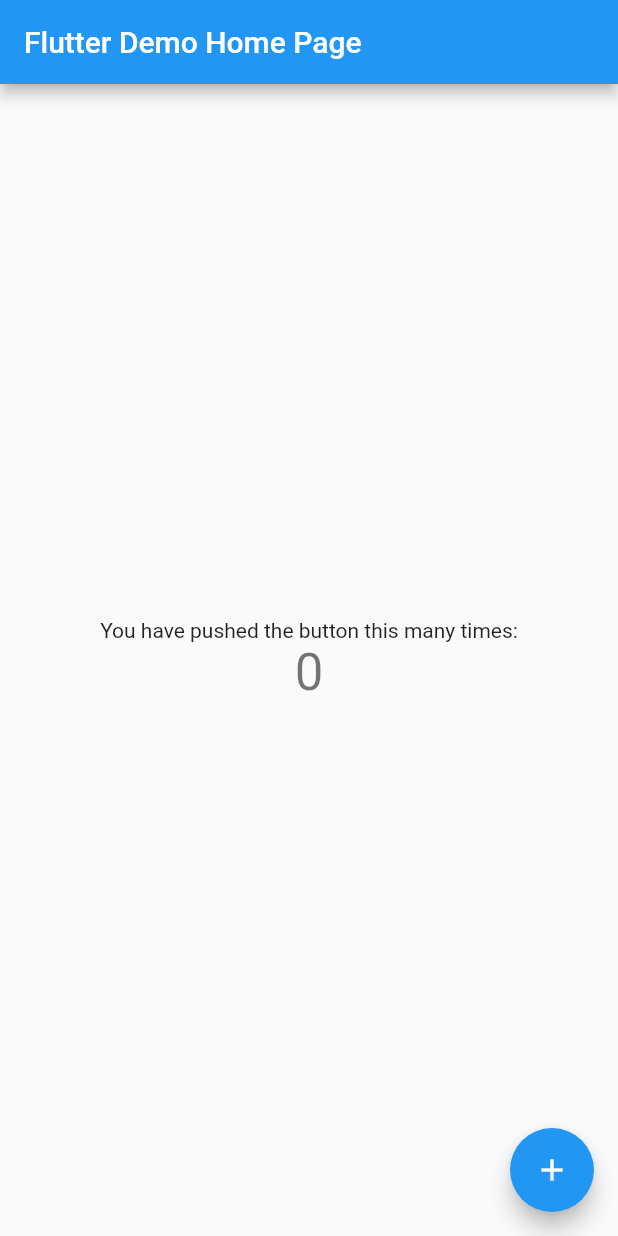
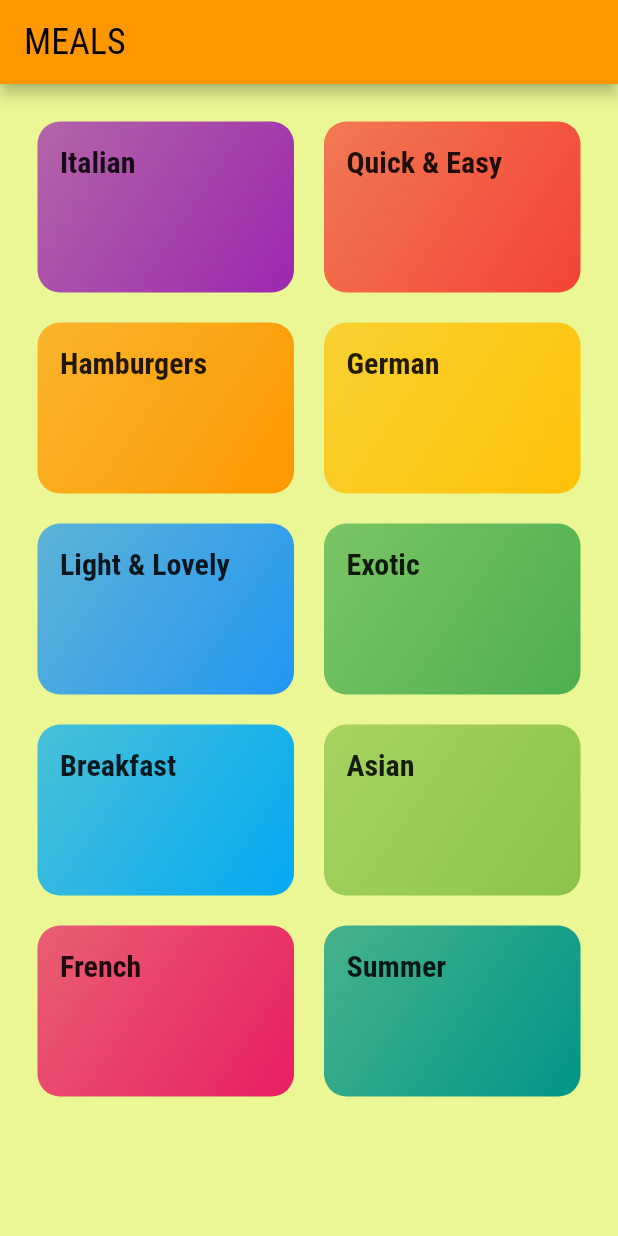
Before and after one commit to kis619/Flutter_Meals_App, a Flutter app: the screen it shows after launch, on a phone screen of 412 x 824 dp. Run offline on Flutter 3.47's test engine with Material 2 defaults, Android fonts, the phone set to English and light mode, and no system bars.

Commit message:
tap switches between screens

```diff
--- /dev/null
+++ b/lib/categories_screen.dart
@@ -0,0 +1,26 @@
+import 'package:flutter/material.dart';
+
+import './category_item.dart';
+import 'dummy_data.dart';
+
+class CategoriesScreen extends StatelessWidget {
+  const CategoriesScreen({super.key});
+
+  @override
+  Widget build(BuildContext context) {
+    return Scaffold(
+      appBar: AppBar(title: const Text("MEALS")),
+      body: GridView(
+        padding: const EdgeInsets.all(25),
+        gridDelegate: const SliverGridDelegateWithMaxCrossAxisExtent(
+            maxCrossAxisExtent: 200,
+            childAspectRatio: 3 / 2,
+            crossAxisSpacing: 20,
+            mainAxisSpacing: 20),
+        children: DUMMY_CATEGORIES
+            .map((category) => CategoryItem(category.title, category.color, category.id))
+            .toList(),
+      ),
+    );
+  }
+}
--- /dev/null
+++ b/lib/category_item.dart
@@ -0,0 +1,48 @@
+import 'package:flutter/material.dart';
+
+import './category_meals_screen.dart';
+
+class CategoryItem extends StatelessWidget {
+  final String title;
+  final String id;
+  final Color color;
+
+  const CategoryItem(this.title, this.color, this.id, {super.key});
+
+  void _selectCategory(BuildContext context) {
+    Navigator.of(context).pushNamed(
+      CategoryMealsScreen.routeName,
+      arguments: {
+        'id': id,
+        'title': title,
+      },
+    );
+  }
+
+  @override
+  Widget build(BuildContext context) {
+    return InkWell(
+      onTap: () => _selectCategory(context),
+      splashColor: Theme.of(context).primaryColor,
+      borderRadius: BorderRadius.circular(15),
+      child: Container(
+        padding: const EdgeInsets.all(15),
+        decoration: BoxDecoration(
+          gradient: LinearGradient(
+            colors: [
+              color.withOpacity(.7),
+              color,
+            ],
+            begin: Alignment.topLeft,
+            end: Alignment.bottomRight,
+          ),
+          borderRadius: BorderRadius.circular(15),
+        ),
+        child: Text(
+          title,
+          style: Theme.of(context).textTheme.titleMedium,
+        ),
+      ),
+    );
+  }
+}
--- a/lib/main.dart
+++ b/lib/main.dart
@@ -1,4 +1,7 @@
 import 'package:flutter/material.dart';
+import 'package:meals_app/category_meals_screen.dart';
+
+import './categories_screen.dart';
 
 void main() {
   runApp(const MyApp());
@@ -7,109 +10,35 @@ void main() {
 class MyApp extends StatelessWidget {
   const MyApp({super.key});
 
-  // This widget is the root of your application.
   @override
   Widget build(BuildContext context) {
     return MaterialApp(
       title: 'Flutter Demo',
       theme: ThemeData(
-        // This is the theme of your application.
-        //
-        // Try running your application with "flutter run". You'll see the
-        // application has a blue toolbar. Then, without quitting the app, try
-        // changing the primarySwatch below to Colors.green and then invoke
-        // "hot reload" (press "r" in the console where you ran "flutter run",
-        // or simply save your changes to "hot reload" in a Flutter IDE).
-        // Notice that the counter didn't reset back to zero; the application
-        // is not restarted.
-        primarySwatch: Colors.blue,
-      ),
-      home: const MyHomePage(title: 'Flutter Demo Home Page'),
+          canvasColor: const Color.fromARGB(255, 234, 247, 148),
+          fontFamily: 'Raleway',
+          textTheme: ThemeData.light().textTheme.copyWith(
+                bodyLarge:
+                    const TextStyle(color: Color.fromRGBO(20, 51, 51, .8)),
+                bodyMedium:
+                    const TextStyle(color: Color.fromRGBO(20, 51, 51, .8)),
+                bodySmall:
+                    const TextStyle(color: Color.fromRGBO(20, 51, 51, .8)),
+                titleLarge: const TextStyle(
+                    fontSize: 24, fontFamily: 'RobotoCondensed'),
+                titleMedium: const TextStyle(
+                    fontSize: 20,
+                    fontFamily: 'RobotoCondensed',
+                    fontWeight: FontWeight.bold),
+                titleSmall: const TextStyle(
+                    fontSize: 24, fontFamily: 'RobotoCondensed'),
+              ),
+          colorScheme: ColorScheme.fromSwatch(primarySwatch: Colors.orange)
+              .copyWith(secondary: Colors.deepPurpleAccent)),
+      home: const CategoriesScreen(),
+      routes: {
+        CategoryMealsScreen.routeName: (ctx) => const CategoryMealsScreen(),
+      },
     );
   }
 }
-
-class MyHomePage extends StatefulWidget {
-  const MyHomePage({super.key, required this.title});
-
-  // This widget is the home page of your application. It is stateful, meaning
-  // that it has a State object (defined below) that contains fields that affect
-  // how it looks.
-
-  // This class is the configuration for the state. It holds the values (in this
-  // case the title) provided by the parent (in this case the App widget) and
-  // used by the build method of the State. Fields in a Widget subclass are
-  // always marked "final".
-
-  final String title;
-
-  @override
-  State<MyHomePage> createState() => _MyHomePageState();
-}
-
-class _MyHomePageState extends State<MyHomePage> {
-  int _counter = 0;
-
-  void _incrementCounter() {
-    setState(() {
-      // This call to setState tells the Flutter framework that something has
-      // changed in this State, which causes it to rerun the build method below
-      // so that the display can reflect the updated values. If we changed
-      // _counter without calling setState(), then the build method would not be
-      // called again, and so nothing would appear to happen.
-      _counter++;
-    });
-  }
-
-  @override
-  Widget build(BuildContext context) {
-    // This method is rerun every time setState is called, for instance as done
-    // by the _incrementCounter method above.
-    //
-    // The Flutter framework has been optimized to make rerunning build methods
-    // fast, so that you can just rebuild anything that needs updating rather
-    // than having to individually change instances of widgets.
-    return Scaffold(
-      appBar: AppBar(
-        // Here we take the value from the MyHomePage object that was created by
-        // the App.build method, and use it to set our appbar title.
-        title: Text(widget.title),
-      ),
-      body: Center(
-        // Center is a layout widget. It takes a single child and positions it
-        // in the middle of the parent.
-        child: Column(
-          // Column is also a layout widget. It takes a list of children and
-          // arranges them vertically. By default, it sizes itself to fit its
-          // children horizontally, and tries to be as tall as its parent.
-          //
-          // Invoke "debug painting" (press "p" in the console, choose the
-          // "Toggle Debug Paint" action from the Flutter Inspector in Android
-          // Studio, or the "Toggle Debug Paint" command in Visual Studio Code)
-          // to see the wireframe for each widget.
-          //
-          // Column has various properties to control how it sizes itself and
-          // how it positions its children. Here we use mainAxisAlignment to
-          // center the children vertically; the main axis here is the vertical
-          // axis because Columns are vertical (the cross axis would be
-          // horizontal).
-          mainAxisAlignment: MainAxisAlignment.center,
-          children: <Widget>[
-            const Text(
-              'You have pushed the button this many times:',
-            ),
-            Text(
-              '$_counter',
-              style: Theme.of(context).textTheme.headlineMedium,
-            ),
-          ],
-        ),
-      ),
-      floatingActionButton: FloatingActionButton(
-        onPressed: _incrementCounter,
-        tooltip: 'Increment',
-        child: const Icon(Icons.add),
-      ), // This trailing comma makes auto-formatting nicer for build methods.
-    );
-  }
-}
```
Also changed, not shown: lib/category_meals_screen.dart (added, +32 -0 lines), lib/dummy_data.dart (added, +408 -0 lines), lib/models/category.dart (added, +13 -0 lines), lib/models/meal.dart (added, +35 -0 lines), pubspec.yaml (+18 -11 lines), assets/fonts/Raleway-Black.ttf (added), assets/fonts/Raleway-Bold.ttf (added), assets/fonts/Raleway-Regular.ttf (added), assets/fonts/RobotoCondensed-Bold.ttf (added), assets/fonts/RobotoCondensed-Italic.ttf (added), assets/fonts/RobotoCondensed-Light.ttf (added), assets/fonts/RobotoCondensed-Regular.ttf (added), 62 other files.
